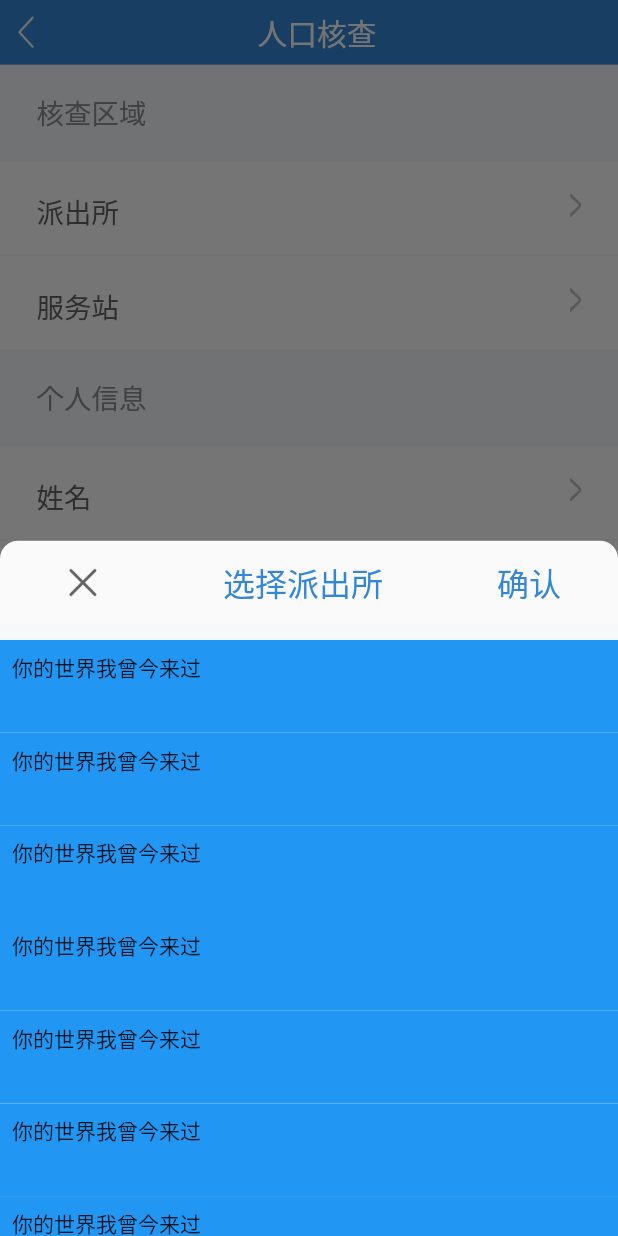
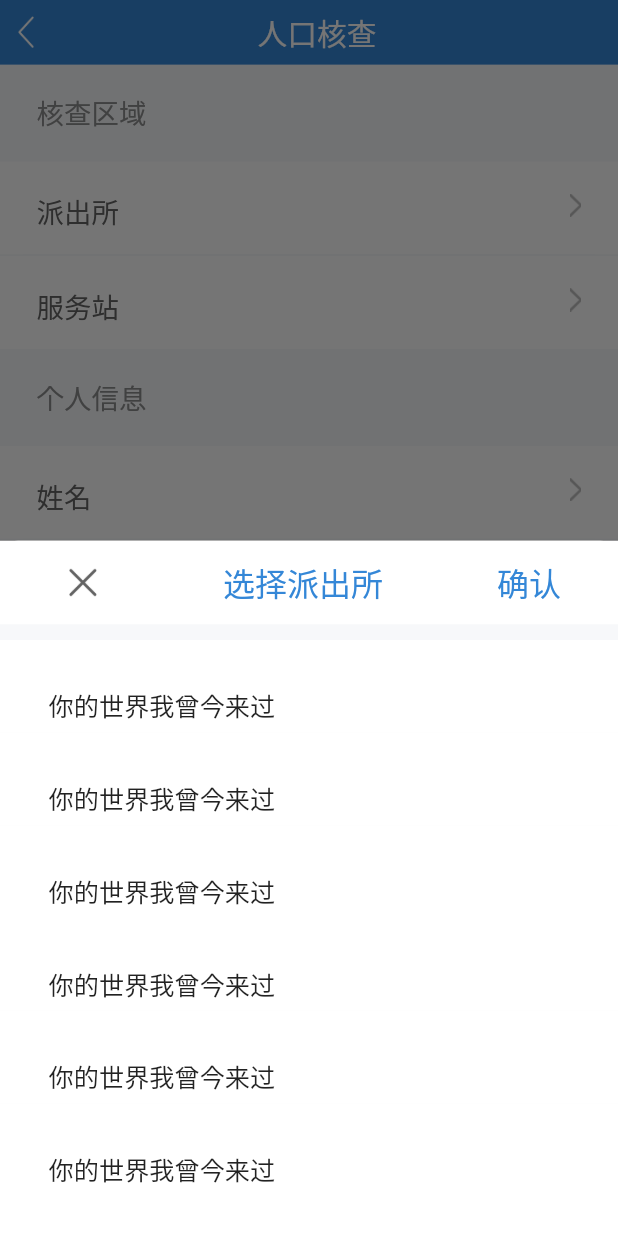
Before and after one commit to qianglifei/flutter_jwt, a Flutter app: the PeopleCheckScreen widget shown alone on an empty page, opened directly, after a tap on "服务站", on a phone screen of 412 x 824 dp. Run offline on Flutter 3.47's test engine with Material 2 defaults, Android fonts, the phone set to English and light mode, and no system bars; our stand-ins replace cookie_jar, dio, flutter_screenutil, shared_preferences, sqflite; accounts and stored records are empty.

Commit message:
1.首页界面搭建

```diff
--- a/lib/main/first_page/people_check_screen.dart
+++ b/lib/main/first_page/people_check_screen.dart
@@ -21,6 +21,7 @@ class PeopleCheckScreenState extends BaseWidgetState<PeopleCheckScreen> {
   List _list = [];
   String _title = "";
   Color _color;
+  bool _isVisible  = true;
   @override
   CustomAppBar getAppBar() {
     // TODO: implement getAppBar
@@ -88,19 +89,30 @@ class PeopleCheckScreenState extends BaseWidgetState<PeopleCheckScreen> {
                             Container(
                               height: ScreenUtil().setHeight(130),
                               width: ScreenUtil().uiSize.width,
+                              color: Colors.white,
                               child: Row(
                                 mainAxisSize: MainAxisSize.max,
                                 mainAxisAlignment: MainAxisAlignment.spaceAround,
                                 crossAxisAlignment: CrossAxisAlignment.center,
                                 children: <Widget>[
-                                    Image.asset(
+                                    InkWell(
+                                      child: Image.asset(
                                         "images/icon_close.png",
                                         width: ScreenUtil().setWidth(91),
                                         height: ScreenUtil().setHeight(91),
                                         fit: BoxFit.contain,
                                       ),
+                                      onTap: (){
+                                          Navigator.pop(context);
+                                      },
+                                    ),
                                     Text("选择派出所",style: TextStyle(fontSize: ScreenUtil().setSp(56),color: Color.fromRGBO(52,135,215,1))),
-                                    Text("确认",style: TextStyle(fontSize: ScreenUtil().setSp(56),color: Color.fromRGBO(52,135,215,1))),
+                                    InkWell(
+                                       child: Text("确认",style: TextStyle(fontSize: ScreenUtil().setSp(56),color: Color.fromRGBO(52,135,215,1))),
+                                       onTap: (){
+                                         Navigator.pop(context);
+                                       },
+                                    )
                                 ],
                               ),
                             ),
@@ -114,21 +126,26 @@ class PeopleCheckScreenState extends BaseWidgetState<PeopleCheckScreen> {
                                   itemBuilder: (BuildContext context, int index) {
                                     return GestureDetector(
                                       child: new Container(
-                                          color: Colors.blue,
+                                          color: Colors.white,
                                           padding: const EdgeInsets.all(8.0),
                                           width: ScreenUtil().uiSize.width,
                                           height: ScreenUtil().setHeight(144),
                                           child: Stack(
                                             children: <Widget>[
                                               Positioned(
-                                                 child: Text("你的世界我曾今来过")
+                                                  top: ScreenUtil().setHeight(56),
+                                                  left: ScreenUtil().setWidth(64),
+                                                  child: Text("你的世界我曾今来过",style: TextStyle(fontSize: ScreenUtil().setSp(44,allowFontScalingSelf: true)))
                                               ),
                                               Positioned(
-
+                                                right: ScreenUtil().setWidth(64),
+                                                top: ScreenUtil().setHeight(56),
                                                 child: Offstage(
-                                                    offstage: true,
-                                                    child: Image.asset("images/icon_"
-
+                                                  offstage: _isVisible,
+                                                  child: Image.asset("images/icon_select_true.png",
+                                                    width: ScreenUtil().setWidth(48),
+                                                    height: ScreenUtil().setHeight(32),
+                                                    fit: BoxFit.contain,
                                                   ),
                                                 )
                                               ),
@@ -137,7 +154,9 @@ class PeopleCheckScreenState extends BaseWidgetState<PeopleCheckScreen> {
                                       ),
                                       onTap: (){
                                         setState(() {
-                                          _title = _list[index];
+                                          //_title = _list[index];
+                                          _isVisible = false;
+                                          print(index);
                                         });
                                       },
                                     );
--- a/pubspec.yaml
+++ b/pubspec.yaml
@@ -114,3 +114,4 @@ flutter:
     - images/icon_more.png
     - images/icon_ocr.png
     - images/icon_close.png
+    - images/icon_select_true.png
```
Also changed, not shown: images/icon_select_true.png (added). Lines whose indentation alone changed are shown as unchanged.
